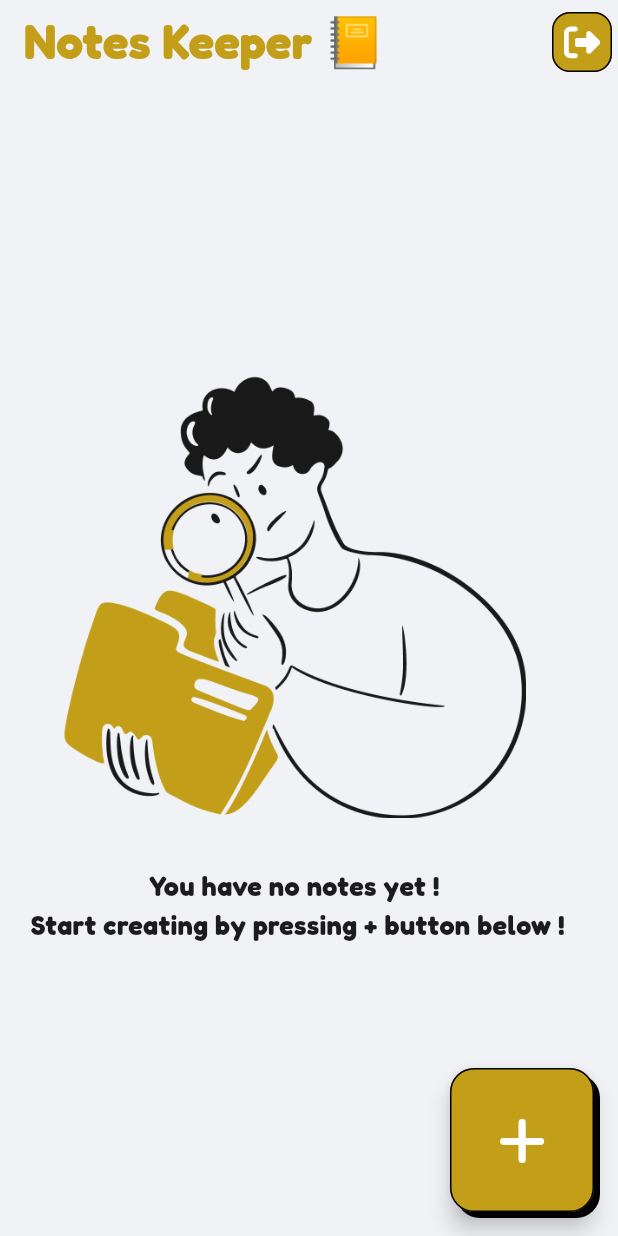
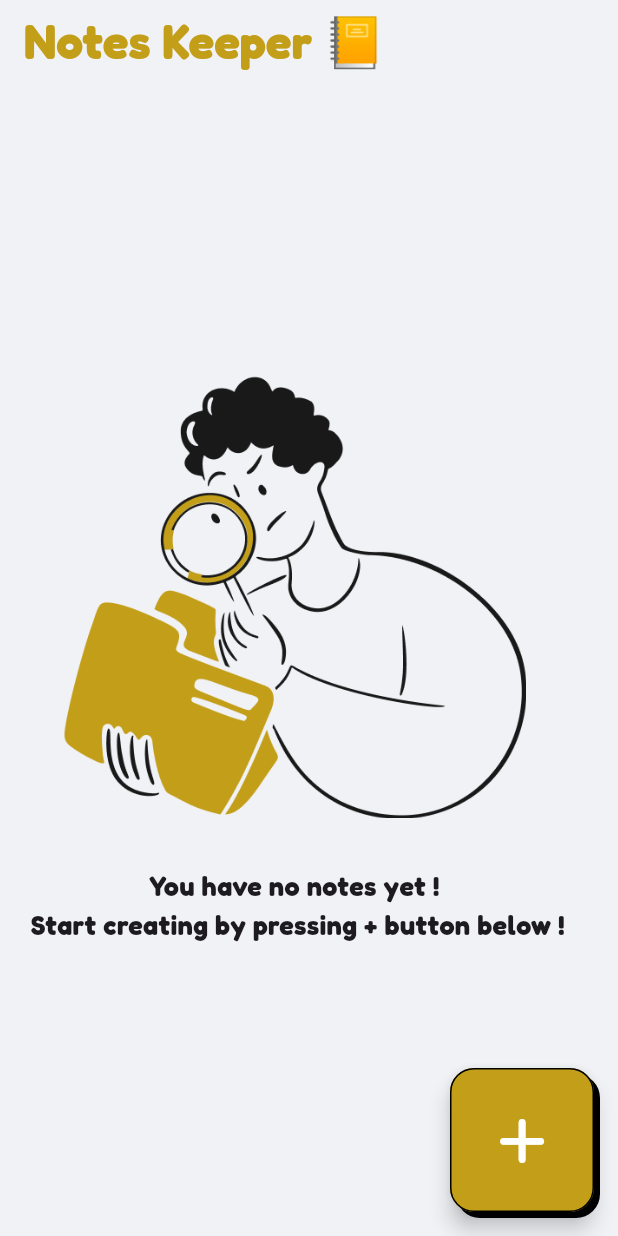
Before and after one commit to Ritika108108/Notes_Keeper, a Flutter app: the screen it shows after launch, on a phone screen of 412 x 824 dp. Run offline on Flutter 3.47's test engine with Material 3 defaults, Android fonts, the phone set to English and light mode, and no system bars; our stand-ins replace font_awesome_flutter; missing offline and left inert: flutter_quill.

```diff
--- a/lib/change_notifiers/notes_provider.dart
+++ b/lib/change_notifiers/notes_provider.dart
@@ -1,11 +1,23 @@
 import 'package:flutter/material.dart';
+import 'package:notes_keeper/core/extensions.dart';
 import 'package:notes_keeper/enums/order_options.dart';
 import 'package:notes_keeper/models/note.dart';
 
 class NotesProvider extends ChangeNotifier {
   final List<Note> _notes = [];
 
-  List<Note> get notes => [..._notes]..sort(_compare);
+  List<Note> get notes =>
+      [..._searchTerm.isEmpty ? _notes : _notes.where(_test)]..sort(_compare);
+
+  bool _test(Note note) {
+    final term = _searchTerm.toLowerCase().trim();
+    final title = note.title?.toLowerCase() ?? '';
+    final content = note.content?.toLowerCase() ?? '';
+    final tags = note.tags?.map((e) => e.toLowerCase()).toList() ?? [];
+    return title.contains(term) ||
+        content.contains(term) ||
+        tags.deepContains(term);
+  }
 
   int _compare(Note note1, note2) {
     return _orderBy == OrderOptions.dateModified
@@ -61,4 +73,21 @@ class NotesProvider extends ChangeNotifier {
   }
 
   bool get isGrid => _isGrid;
+
+  Note? _selectedNote;
+
+  Note? get selectedNote => _selectedNote;
+
+  set selectedNote(Note? note) {
+    _selectedNote = note;
+    notifyListeners();
+  }
+
+  String _searchTerm = '';
+  set searchTerm(String value) {
+    _searchTerm = value;
+    notifyListeners();
+  }
+
+  String get searchTerm => _searchTerm;
 }
--- /dev/null
+++ b/lib/core/extensions.dart
@@ -0,0 +1,4 @@
+extension ListDeepContains on List<String> {
+  bool deepContains(String term) =>
+      contains(term) || any((element) => element.contains(term));
+}
--- a/lib/models/note.dart
+++ b/lib/models/note.dart
@@ -1,7 +1,7 @@
 class Note {
   Note({
     required this.title,
-    required this.content,
+    this.content,
     required this.contentJson,
     required this.dateCreated,
     required this.dateModified,
--- a/lib/pages/main_page.dart
+++ b/lib/pages/main_page.dart
@@ -2,13 +2,11 @@ import 'package:flutter/material.dart';
 import 'package:font_awesome_flutter/font_awesome_flutter.dart';
 import 'package:notes_keeper/change_notifiers/new_note_controller.dart';
 import 'package:notes_keeper/change_notifiers/notes_provider.dart';
-import 'package:notes_keeper/core/constants.dart';
 import 'package:notes_keeper/models/note.dart';
 import 'package:notes_keeper/pages/new_or_edit_note_page.dart';
 import 'package:notes_keeper/widgets/no_notes.dart';
 import 'package:notes_keeper/widgets/note_fab.dart';
 import 'package:notes_keeper/widgets/note_grid.dart';
-import 'package:notes_keeper/widgets/note_icon_button.dart';
 import 'package:notes_keeper/widgets/note_icon_button_outlined.dart';
 import 'package:notes_keeper/widgets/note_list.dart';
 import 'package:notes_keeper/widgets/search_field.dart';
@@ -26,15 +24,7 @@ class _MainPageState extends State<MainPage> {
   @override
   Widget build(BuildContext context) {
     return Scaffold(
-      appBar: AppBar(
-        title: Text('Notes Keeper 📒'),
-        actions: [
-          NoteIconButtonOutlined(
-            icon: FontAwesomeIcons.rightFromBracket,
-            onPressed: () {},
-          ),
-        ],
-      ),
+      appBar: AppBar(title: Text('Notes Keeper 📒')),
 
       floatingActionButton: NoteFab(
         onPressed: () {
@@ -52,19 +42,29 @@ class _MainPageState extends State<MainPage> {
       body: Consumer<NotesProvider>(
         builder: (context, notesProvider, child) {
           final List<Note> notes = notesProvider.notes;
-          return notes.isEmpty
+          return notes.isEmpty && notesProvider.searchTerm.isEmpty
               ? NoNotes()
               : Padding(
                   padding: const EdgeInsets.symmetric(horizontal: 16.0),
                   child: Column(
                     children: [
                       SearchField(),
+                      if (notes.isNotEmpty) ...[
                         ViewOptions(),
 
                         Expanded(
                           child: notesProvider.isGrid
                               ? NotesGrid(notes: notes)
                               : NotesList(notes: notes),
+                        ),
+                      ] else
+                        Expanded(
+                          child: Center(
+                            child: Text(
+                              'No notes found!',
+                              textAlign: TextAlign.center,
+                            ),
+                          ),
                         ),
                     ],
                   ),
--- a/lib/pages/new_or_edit_note_page.dart
+++ b/lib/pages/new_or_edit_note_page.dart
@@ -4,8 +4,6 @@ import 'package:font_awesome_flutter/font_awesome_flutter.dart';
 import 'package:notes_keeper/change_notifiers/new_note_controller.dart';
 import 'package:notes_keeper/core/constants.dart';
 import 'package:notes_keeper/core/dialogs.dart';
-import 'package:notes_keeper/widgets/confirmation_dialog.dart';
-import 'package:notes_keeper/widgets/dialog_card.dart';
 import 'package:notes_keeper/widgets/note_icon_button_outlined.dart';
 import 'package:notes_keeper/widgets/note_metadata.dart';
 import 'package:provider/provider.dart';
--- a/lib/widgets/new_tag_dialog.dart
+++ b/lib/widgets/new_tag_dialog.dart
@@ -78,6 +78,7 @@ class _NewTagDialogState extends State<NewTagDialog> {
             tagKey.currentState?.validate();
           },
         ),
+        SizedBox(height: 16),
         NoteButton(
           label: 'Add',
           onPreseed: () {
--- a/lib/widgets/note_metadata.dart
+++ b/lib/widgets/note_metadata.dart
@@ -5,8 +5,6 @@ import 'package:notes_keeper/core/constants.dart';
 import 'package:notes_keeper/core/dialogs.dart';
 import 'package:notes_keeper/core/utils.dart';
 import 'package:notes_keeper/models/note.dart';
-import 'package:notes_keeper/widgets/dialog_card.dart';
-import 'package:notes_keeper/widgets/new_tag_dialog.dart';
 import 'package:notes_keeper/widgets/note_icon_button.dart';
 import 'package:notes_keeper/widgets/note_tag.dart';
 import 'package:provider/provider.dart';
```
Also changed, not shown: lib/core/dialogs.dart (+8 -0 lines), lib/widgets/delete_confirmation_dialog.dart (added, +39 -0 lines), lib/widgets/note_card.dart (+12 -4 lines), lib/widgets/search_field.dart (+41 -1 lines). Lines whose indentation alone changed are shown as unchanged.
